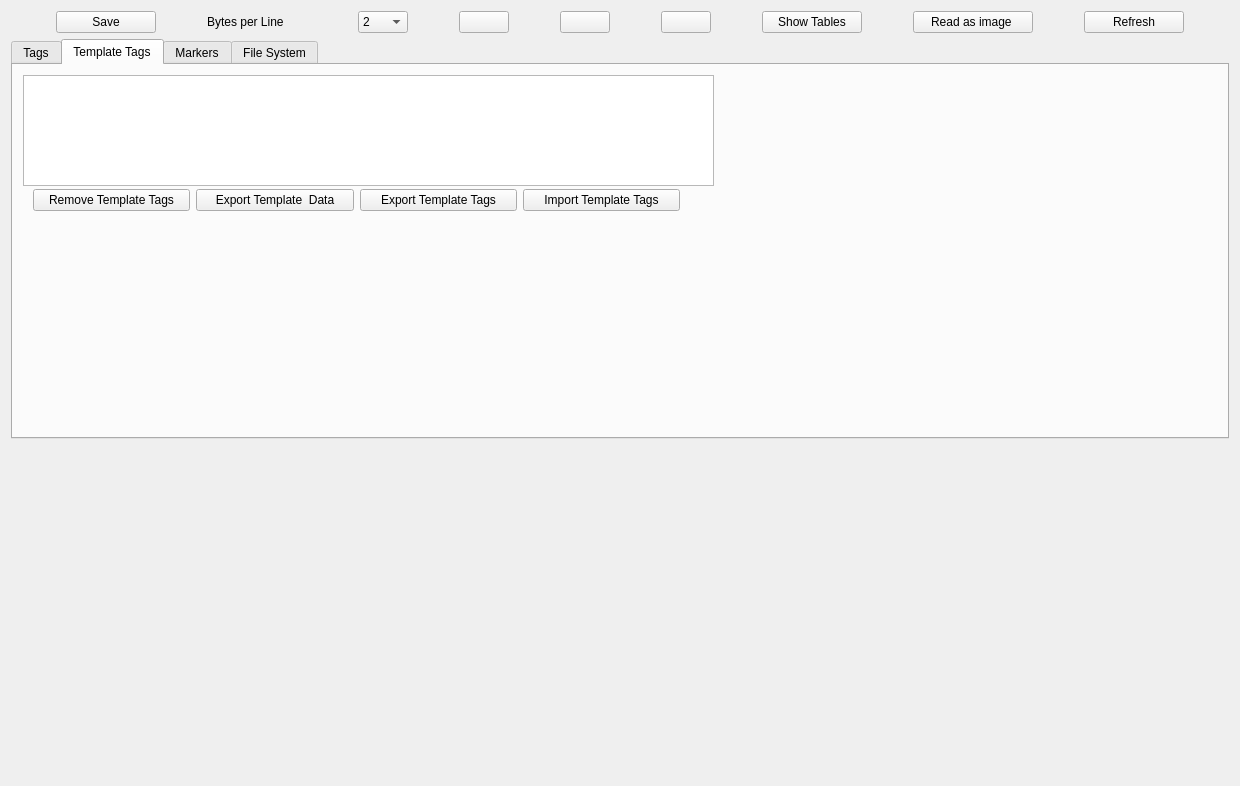
This is hexviewerform.ui in SumuriLLC/hex-viewer-SUMURI as Qt 5 draws it before an edit. The edited form follows.
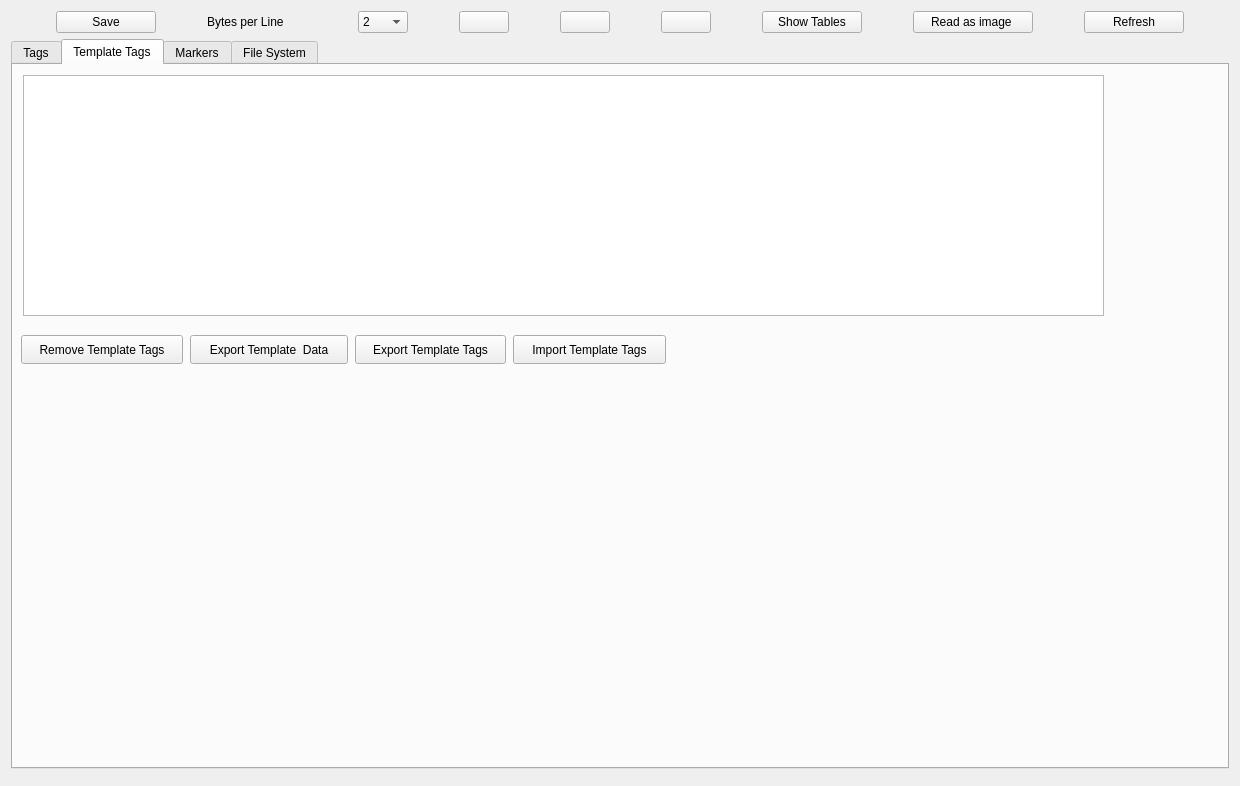
This is the edited form. The open tabs and pages were chosen to show the change. Icons and pictures are not drawn. Custom widgets are drawn as their Qt base class.

Commit message: added features: add tags,tag templates, view,import export

The edit to the form file:
```diff
--- a/hexviewerform.ui
+++ b/hexviewerform.ui
@@ -172,7 +172,10 @@
      </item>
     </layout>
    </item>
-   <item row="1" column="0" colspan="2" alignment="Qt::AlignTop">
+   <item row="2" column="0">
+    <widget class="HexEditor" name="hexEditorWidget" native="true"/>
+   </item>
+   <item row="1" column="0" colspan="2">
     <widget class="QTabWidget" name="tagstabWidget">
      <property name="minimumSize">
       <size>
@@ -250,50 +253,73 @@
         <rect>
          <x>10</x>
          <y>10</y>
-         <width>691</width>
-         <height>111</height>
+         <width>1081</width>
+         <height>241</height>
         </rect>
        </property>
       </widget>
       <widget class="QWidget" name="layoutWidget2">
        <property name="geometry">
         <rect>
-         <x>20</x>
-         <y>120</y>
+         <x>10</x>
+         <y>270</y>
          <width>647</width>
          <height>31</height>
         </rect>
        </property>
-       <layout class="QHBoxLayout" name="horizontalLayout_3">
-        <item>
-         <widget class="QPushButton" name="removeTemplateTagButton">
-          <property name="text">
-           <string>Remove Template Tags</string>
-          </property>
-         </widget>
-        </item>
-        <item>
-         <widget class="QPushButton" name="exportTemplateTagButton">
-          <property name="text">
-           <string>Export Template  Data</string>
-          </property>
-         </widget>
-        </item>
-        <item>
-         <widget class="QPushButton" name="exportTemplateTagsButton">
-          <property name="text">
-           <string>Export Template Tags</string>
-          </property>
-         </widget>
-        </item>
-        <item>
-         <widget class="QPushButton" name="importTemplateTagsButton">
-          <property name="text">
-           <string>Import Template Tags</string>
-          </property>
-         </widget>
-        </item>
-       </layout>
+       <layout class="QHBoxLayout" name="horizontalLayout_3"/>
+      </widget>
+      <widget class="QPushButton" name="removeTemplateTagButton">
+       <property name="geometry">
+        <rect>
+         <x>8</x>
+         <y>270</y>
+         <width>162</width>
+         <height>29</height>
+        </rect>
+       </property>
+       <property name="text">
+        <string>Remove Template Tags</string>
+       </property>
+      </widget>
+      <widget class="QPushButton" name="importTemplateTagsButton">
+       <property name="geometry">
+        <rect>
+         <x>500</x>
+         <y>270</y>
+         <width>153</width>
+         <height>29</height>
+        </rect>
+       </property>
+       <property name="text">
+        <string>Import Template Tags</string>
+       </property>
+      </widget>
+      <widget class="QPushButton" name="exportTemplateTagsButton">
+       <property name="geometry">
+        <rect>
+         <x>342</x>
+         <y>270</y>
+         <width>151</width>
+         <height>29</height>
+        </rect>
+       </property>
+       <property name="text">
+        <string>Export Template Tags</string>
+       </property>
+      </widget>
+      <widget class="QPushButton" name="exportTemplateTagDataButton">
+       <property name="geometry">
+        <rect>
+         <x>177</x>
+         <y>270</y>
+         <width>158</width>
+         <height>29</height>
+        </rect>
+       </property>
+       <property name="text">
+        <string>Export Template  Data</string>
+       </property>
       </widget>
      </widget>
      <widget class="QWidget" name="MarkersTab">
```
Left out of the diff: 9 changed lines with no effect on the pictures. The commit also changes 77 other files.
